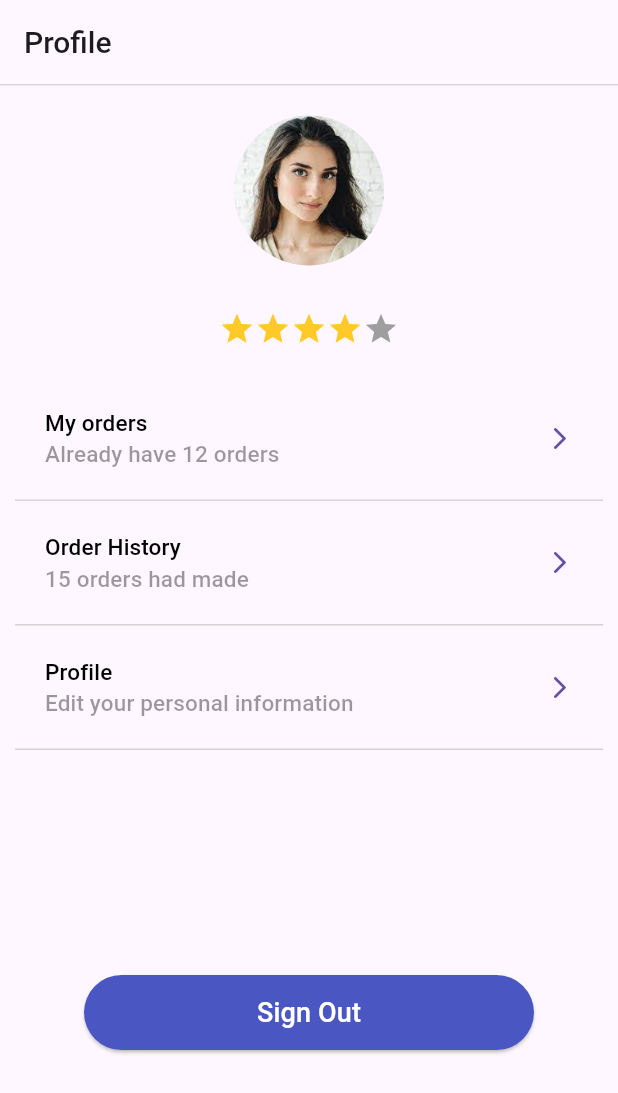
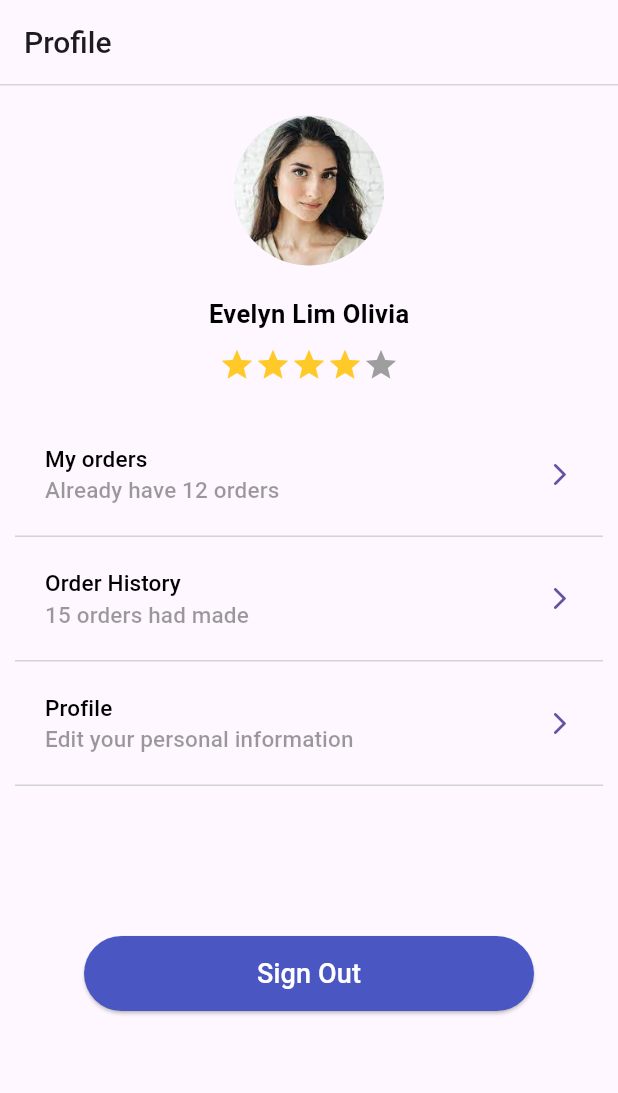
Before and after one commit to TAN0816/MOBILE-APPLICATION-PROGRAMMING, a Flutter app: the MeScreen screen opened by its route, on a phone screen of 412 x 824 dp. Shown: the top 1093 px of the screen. Run offline on Flutter 3.47's test engine with Material 3 defaults, Android fonts, the phone set to English and light mode, and no system bars; our stand-ins replace firebase_auth, firebase_core, go_router, google_sign_in; accounts and stored records are empty.

Commit message:
profile page

```diff
--- a/lib/screens/me_screen.dart
+++ b/lib/screens/me_screen.dart
@@ -34,6 +34,14 @@
             child: const CircleAvatar(
               radius: 50,
               backgroundImage: AssetImage('assets/images/profile.jpg'),
+            ),
+          ),
+          const Text(
+            'Evelyn Lim Olivia',
+            style: TextStyle(
+              color: Colors.black,
+              fontSize: 17,
+              fontWeight: FontWeight.bold,
             ),
           ),
           Container(
@@ -197,7 +205,7 @@
             alignment: Alignment.bottomCenter,
             child: Padding(
               padding: const EdgeInsets.only(
-                  top: 150.0), // Adjust bottom padding as needed
+                  top: 100.0), // Adjust bottom padding as needed
               child: ElevatedButton(
                 onPressed: () {
                   showDialog(
```
